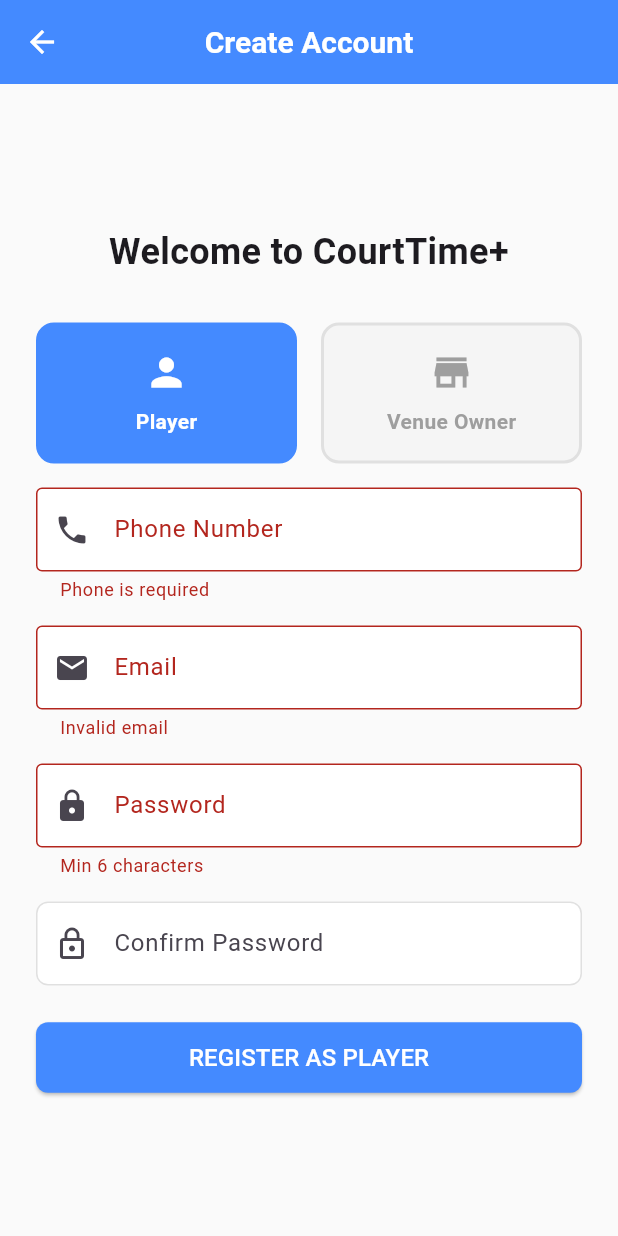
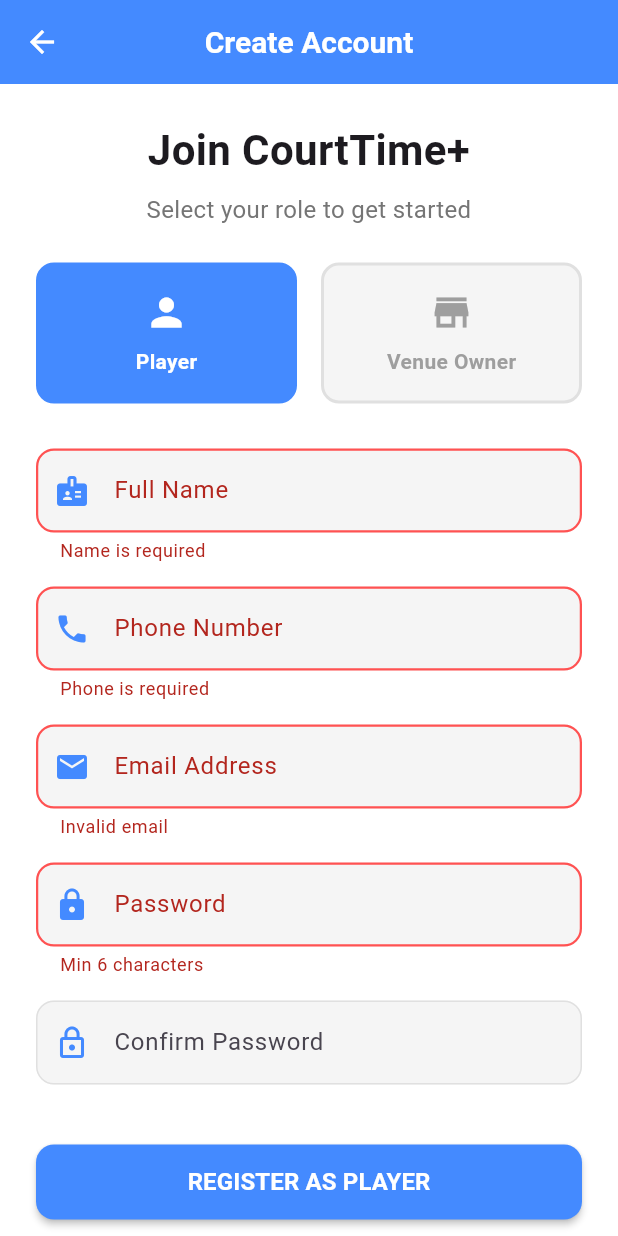
Before and after one commit to AmirKma112/court_time, a Flutter app: the RegisterScreen screen opened by its route, after a tap on "REGISTER AS PLAYER", on a phone screen of 412 x 824 dp. Run offline on Flutter 3.47's test engine with Material 3 defaults, Android fonts, the phone set to English and light mode, and no system bars; our stand-ins replace cloud_firestore, firebase_auth, firebase_core; accounts and stored records are empty.

Commit message:
register screen with apply widget

```diff
--- a/lib/screens/auth/register_screen.dart
+++ b/lib/screens/auth/register_screen.dart
@@ -1,8 +1,10 @@
 import 'package:flutter/material.dart';
 import 'package:cloud_firestore/cloud_firestore.dart';
 import '../../services/auth_service.dart';
-import '../player/player_dashboard.dart'; // Formerly home_dashboard.dart
-import '../owner/owner_dashboard.dart';   // Formerly admin_dashboard.dart
+import '../../widgets/custom_input.dart';  // Import CustomInput
+import '../../widgets/custom_button.dart'; // Import CustomButton
+import '../player/player_dashboard.dart';
+import '../owner/owner_dashboard.dart';
 
 class RegisterScreen extends StatefulWidget {
   const RegisterScreen({super.key});
@@ -49,9 +51,8 @@
           });
         }
 
+        if (!mounted) return;
         setState(() => _isLoading = false);
-
-        if (!mounted) return;
 
         // 3. Smart Redirect based on Role
         if (_selectedRole == 'owner') {
@@ -82,8 +83,15 @@
 
   @override
   Widget build(BuildContext context) {
+    // Define active colors based on role
+    final Color activeColor = _selectedRole == 'owner' ? Colors.orange : Colors.blueAccent;
+
     return Scaffold(
-      appBar: AppBar(title: const Text("Create Account")),
+      backgroundColor: Colors.white,
+      appBar: AppBar(
+        title: const Text("Create Account"),
+        backgroundColor: activeColor,
+      ),
       body: Center(
         child: SingleChildScrollView(
           padding: const EdgeInsets.all(24.0),
@@ -93,56 +101,45 @@
               crossAxisAlignment: CrossAxisAlignment.stretch,
               children: [
                 const Text(
-                  "Welcome to CourtTime+",
+                  "Join CourtTime+",
                   textAlign: TextAlign.center,
-                  style: TextStyle(fontSize: 24, fontWeight: FontWeight.bold),
+                  style: TextStyle(fontSize: 28, fontWeight: FontWeight.bold),
                 ),
-                const SizedBox(height: 30),
+                const SizedBox(height: 8),
+                Text(
+                  "Select your role to get started",
+                  textAlign: TextAlign.center,
+                  style: TextStyle(color: Colors.grey[600], fontSize: 16),
+                ),
+                const SizedBox(height: 24),
 
-                // Role Selection Dropdown
-                // Role Selection - Custom Cards
+                // --- ROLE SELECTION CARDS ---
                 Row(
                   children: [
-                    // --- PLAYER CARD ---
+                    // PLAYER CARD
                     Expanded(
                       child: GestureDetector(
-                        onTap: () {
-                          setState(() {
-                            _selectedRole = 'player';
-                          });
-                        },
-                        child: Container(
+                        onTap: () => setState(() => _selectedRole = 'player'),
+                        child: AnimatedContainer(
+                          duration: const Duration(milliseconds: 200),
                           padding: const EdgeInsets.symmetric(vertical: 16),
                           decoration: BoxDecoration(
-                            // Active: Blue, Inactive: Grey/White
-                            color: _selectedRole == 'player'
-                                ? Colors.blueAccent
-                                : Colors.grey.shade100,
+                            color: _selectedRole == 'player' ? Colors.blueAccent : Colors.grey[100],
                             borderRadius: BorderRadius.circular(12),
                             border: Border.all(
-                              color: _selectedRole == 'player'
-                                  ? Colors.blueAccent
-                                  : Colors.grey.shade300,
+                              color: _selectedRole == 'player' ? Colors.blueAccent : Colors.grey.shade300,
                               width: 2,
                             ),
                           ),
                           child: Column(
                             children: [
-                              Icon(
-                                Icons.person,
-                                size: 30,
-                                color: _selectedRole == 'player'
-                                    ? Colors.white
-                                    : Colors.grey,
-                              ),
+                              Icon(Icons.person, size: 30, color: _selectedRole == 'player' ? Colors.white : Colors.grey),
                               const SizedBox(height: 8),
                               Text(
                                 "Player",
                                 style: TextStyle(
                                   fontWeight: FontWeight.bold,
-                                  color: _selectedRole == 'player'
-                                      ? Colors.white
-                                      : Colors.grey,
+                                  color: _selectedRole == 'player' ? Colors.white : Colors.grey,
                                 ),
                               ),
                             ],
@@ -151,48 +148,32 @@
                       ),
                     ),
 
-                    const SizedBox(width: 16), // Gap between buttons
+                    const SizedBox(width: 16),
 
-                    // --- OWNER CARD ---
+                    // OWNER CARD
                     Expanded(
                       child: GestureDetector(
-                        onTap: () {
-                          setState(() {
-                            _selectedRole = 'owner';
-                          });
-                        },
-                        child: Container(
+                        onTap: () => setState(() => _selectedRole = 'owner'),
+                        child: AnimatedContainer(
+                          duration: const Duration(milliseconds: 200),
                           padding: const EdgeInsets.symmetric(vertical: 16),
                           decoration: BoxDecoration(
-                            // Active: Orange, Inactive: Grey/White
-                            color: _selectedRole == 'owner'
-                                ? Colors.orange
-                                : Colors.grey.shade100,
+                            color: _selectedRole == 'owner' ? Colors.orange : Colors.grey[100],
                             borderRadius: BorderRadius.circular(12),
                             border: Border.all(
-                              color: _selectedRole == 'owner'
-                                  ? Colors.orange
-                                  : Colors.grey.shade300,
+                              color: _selectedRole == 'owner' ? Colors.orange : Colors.grey.shade300,
                               width: 2,
                             ),
                           ),
                           child: Column(
                             children: [
-                              Icon(
-                                Icons.store,
-                                size: 30,
-                                color: _selectedRole == 'owner'
-                                    ? Colors.white
-                                    : Colors.grey,
-                              ),
+                              Icon(Icons.store, size: 30, color: _selectedRole == 'owner' ? Colors.white : Colors.grey),
                               const SizedBox(height: 8),
                               Text(
                                 "Venue Owner",
                                 style: TextStyle(
                                   fontWeight: FontWeight.bold,
-                                  color: _selectedRole == 'owner'
-                                      ? Colors.white
-                                      : Colors.grey,
+                                  color: _selectedRole == 'owner' ? Colors.white : Colors.grey,
                                 ),
                               ),
                             ],
@@ -202,75 +183,69 @@
                     ),
                   ],
                 ),
-                const SizedBox(height: 16),
+                const SizedBox(height: 30),
 
-                // Phone Field
-                TextFormField(
+                // 1. FULL NAME INPUT (Added this as it was missing)
+                CustomInput(
+                  label: "Full Name",
+                  icon: Icons.badge,
+                  controller: _nameController,
+                  validator: (val) => val!.isEmpty ? "Name is required" : null,
+                ),
+
+                // 2. PHONE INPUT
+                CustomInput(
+                  label: "Phone Number",
+                  icon: Icons.phone,
                   controller: _phoneController,
                   keyboardType: TextInputType.phone,
-                  decoration: const InputDecoration(
-                    labelText: "Phone Number",
-                    border: OutlineInputBorder(),
-                    prefixIcon: Icon(Icons.phone),
-                  ),
                   validator: (val) => val!.isEmpty ? "Phone is required" : null,
                 ),
-                const SizedBox(height: 16),
 
-                // Email Field
-                TextFormField(
+                // 3. EMAIL INPUT
+                CustomInput(
+                  label: "Email Address",
+                  icon: Icons.email,
                   controller: _emailController,
                   keyboardType: TextInputType.emailAddress,
-                  decoration: const InputDecoration(
-                    labelText: "Email",
-                    border: OutlineInputBorder(),
-                    prefixIcon: Icon(Icons.email),
-                  ),
-                  validator: (val) => !val!.contains('@') ? "Invalid email" : null,
+                  validator: (val) {
+                    if (val == null || !val.contains('@')) return "Invalid email";
+                    return null;
+                  },
                 ),
-                const SizedBox(height: 16),
 
-                // Password Field
-                TextFormField(
+                // 4. PASSWORD INPUT
+                CustomInput(
+                  label: "Password",
+                  icon: Icons.lock,
                   controller: _passwordController,
-                  obscureText: true,
-                  decoration: const InputDecoration(
-                    labelText: "Password",
-                    border: OutlineInputBorder(),
-                    prefixIcon: Icon(Icons.lock),
-                  ),
+                  isPassword: true,
                   validator: (val) => val!.length < 6 ? "Min 6 characters" : null,
                 ),
-                const SizedBox(height: 16),
 
-                // Confirm Password Field
-                TextFormField(
+                // 5. CONFIRM PASSWORD INPUT
+                CustomInput(
+                  label: "Confirm Password",
+                  icon: Icons.lock_outline,
                   controller: _confirmPasswordController,
-                  obscureText: true,
-                  decoration: const InputDecoration(
-                    labelText: "Confirm Password",
-                    border: OutlineInputBorder(),
-                    prefixIcon: Icon(Icons.lock_outline),
-                  ),
+                  isPassword: true,
                   validator: (val) {
                     if (val != _passwordController.text) return "Passwords do not match";
                     return null;
                   },
                 ),
+
                 const SizedBox(height: 24),
 
-                // Register Button
-                ElevatedButton(
-                  onPressed: _isLoading ? null : _handleRegister,
-                  child: _isLoading
-                      ? const CircularProgressIndicator(color: Colors.white)
-                      : Text(
-                          _selectedRole == 'owner'
-                              ? "REGISTER AS OWNER"
-                              : "REGISTER AS PLAYER",
-                          style: const TextStyle(fontSize: 16),
-                        ),
+                // 6. REGISTER BUTTON (Dynamic Color)
+                CustomButton(
+                  text: _selectedRole == 'owner' ? "REGISTER AS OWNER" : "REGISTER AS PLAYER",
+                  isLoading: _isLoading,
+                  backgroundColor: activeColor, // Changes based on role
+                  onPressed: _handleRegister,
                 ),
+
+                const SizedBox(height: 24),
               ],
             ),
           ),
```
